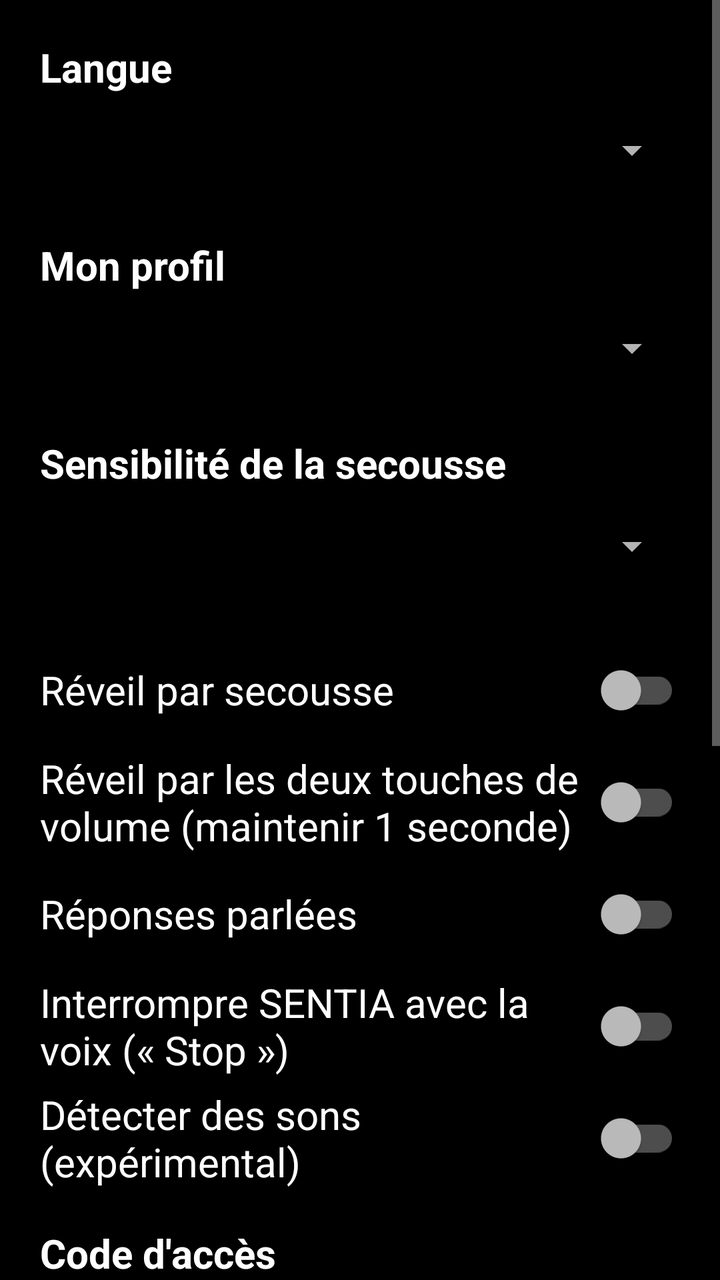
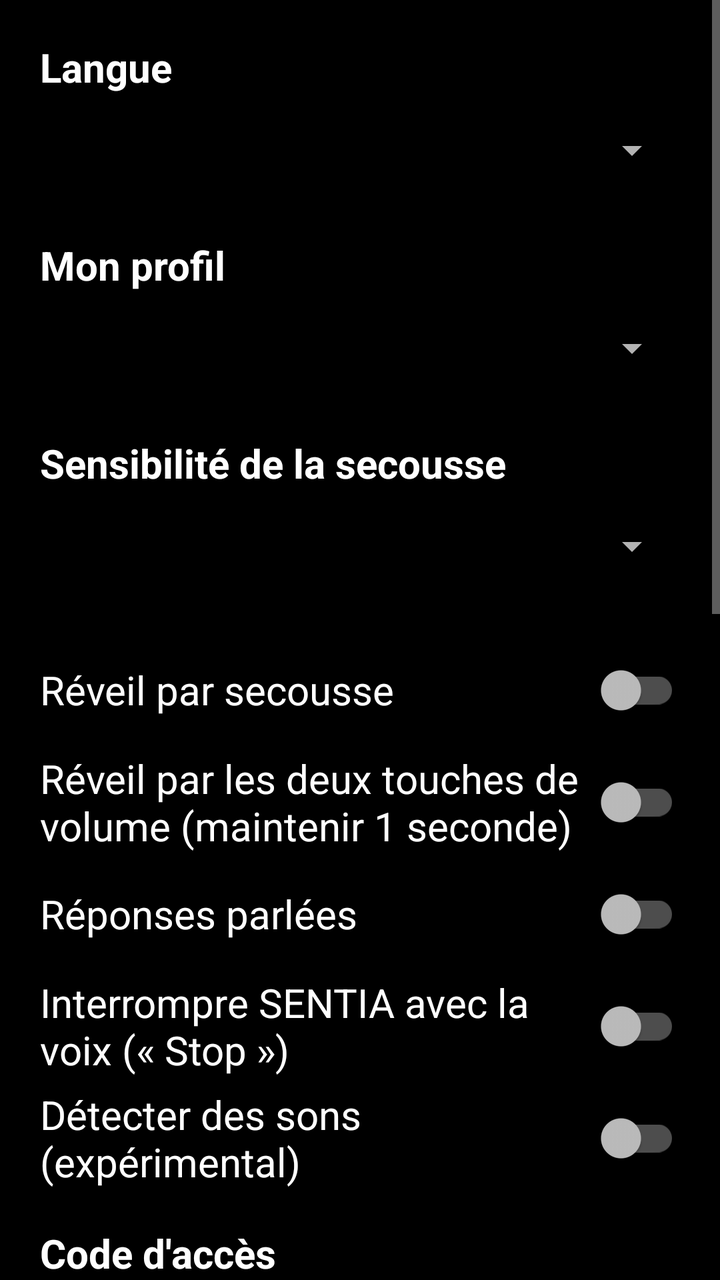

Compare the two renders of this Android layout. The source of the first and the diff that turns it into the second are given below.
<!-- AndroidManifest.xml: application theme Theme.Sentia -->
<!-- res/layout/activity_settings.xml -->
<?xml version="1.0" encoding="utf-8"?>
<ScrollView xmlns:android="http://schemas.android.com/apk/res/android"
    android:layout_width="match_parent" android:layout_height="match_parent"
    android:background="@color/black">
    <LinearLayout
        android:layout_width="match_parent" android:layout_height="wrap_content"
        android:orientation="vertical" android:padding="20dp">

        <TextView style="@style/Sentia.Text" android:text="@string/set_language" android:textStyle="bold"
            android:layout_width="wrap_content" android:layout_height="wrap_content" />
        <Spinner android:id="@+id/spLanguage" android:layout_width="match_parent" android:layout_height="56dp" />

        <TextView style="@style/Sentia.Text" android:text="@string/set_profile" android:textStyle="bold"
            android:layout_width="wrap_content" android:layout_height="wrap_content" android:layout_marginTop="16dp" />
        <Spinner android:id="@+id/spProfile" android:layout_width="match_parent" android:layout_height="56dp" />

        <TextView style="@style/Sentia.Text" android:text="@string/set_sensitivity" android:textStyle="bold"
            android:layout_width="wrap_content" android:layout_height="wrap_content" android:layout_marginTop="16dp" />
        <Spinner android:id="@+id/spSensitivity" android:layout_width="match_parent" android:layout_height="56dp" />

        <androidx.appcompat.widget.SwitchCompat android:id="@+id/swShake"
            android:layout_width="match_parent" android:layout_height="wrap_content" android:minHeight="56dp"
            android:layout_marginTop="16dp" android:text="@string/set_shake" android:textColor="@color/white" android:textSize="20sp" />
        <androidx.appcompat.widget.SwitchCompat android:id="@+id/swVolume"
            android:layout_width="match_parent" android:layout_height="wrap_content" android:minHeight="56dp"
            android:text="@string/set_volume" android:textColor="@color/white" android:textSize="20sp" />
        <androidx.appcompat.widget.SwitchCompat android:id="@+id/swVoice"
            android:layout_width="match_parent" android:layout_height="wrap_content" android:minHeight="56dp"
            android:text="@string/set_voice_replies" android:textColor="@color/white" android:textSize="20sp" />
        <androidx.appcompat.widget.SwitchCompat android:id="@+id/swBarge"
            android:layout_width="match_parent" android:layout_height="wrap_content" android:minHeight="56dp"
            android:text="@string/set_barge" android:textColor="@color/white" android:textSize="20sp" />
        <androidx.appcompat.widget.SwitchCompat android:id="@+id/swSounds"
            android:layout_width="match_parent" android:layout_height="wrap_content" android:minHeight="56dp"
            android:text="@string/set_sounds" android:textColor="@color/white" android:textSize="20sp" />

        <TextView style="@style/Sentia.Text" android:text="@string/set_code" android:textStyle="bold"
            android:layout_width="wrap_content" android:layout_height="wrap_content" android:layout_marginTop="16dp" />
        <EditText android:id="@+id/etCode" android:layout_width="match_parent" android:layout_height="wrap_content"
            android:minHeight="56dp" android:inputType="textPassword" android:textColor="@color/white" android:textSize="20sp"
            android:importantForAutofill="no" />

        <Button android:id="@+id/btnBattery" style="@style/Sentia.BigButton"
            android:layout_width="match_parent" android:layout_height="wrap_content"
            android:layout_marginTop="16dp" android:text="@string/set_battery" android:textSize="18sp" />
        <Button android:id="@+id/btnA11y" style="@style/Sentia.BigButton"
            android:layout_width="match_parent" android:layout_height="wrap_content"
            android:layout_marginTop="12dp" android:text="@string/set_accessibility" android:textSize="18sp" />
        <Button android:id="@+id/btnTest" style="@style/Sentia.BigButton"
            android:layout_width="match_parent" android:layout_height="wrap_content"
            android:layout_marginTop="12dp" android:text="@string/set_test" android:textSize="18sp" />
        <TextView android:id="@+id/testStatus" style="@style/Sentia.Text"
            android:layout_width="match_parent" android:layout_height="wrap_content"
            android:accessibilityLiveRegion="polite" android:textColor="@color/yellow" />
        <Button android:id="@+id/btnSave" style="@style/Sentia.BigButton"
            android:layout_width="match_parent" android:layout_height="wrap_content"
            android:layout_marginTop="16dp" android:text="@string/set_save" />
    </LinearLayout>
</ScrollView>
<!-- resources referenced by this layout -->
<resources>
  <color name="black">#000000</color>
  <color name="white">#FFFFFF</color>
  <color name="yellow">#FFD400</color>
  <string name="set_accessibility">Activer le service des touches de volume</string>
  <string name="set_barge">Interrompre SENTIA avec la voix (« Stop »)</string>
  <string name="set_battery">Autoriser SENTIA à rester actif en arrière-plan</string>
  <string name="set_code">Code d\'accès</string>
  <string name="set_language">Langue</string>
  <string name="set_profile">Mon profil</string>
  <string name="set_save">Enregistrer</string>
  <string name="set_sensitivity">Sensibilité de la secousse</string>
  <string name="set_shake">Réveil par secousse</string>
  <string name="set_sounds">Détecter des sons (expérimental)</string>
  <string name="set_test">Tester la secousse</string>
  <string name="set_voice_replies">Réponses parlées</string>
  <string name="set_volume">Réveil par les deux touches de volume (maintenir 1 seconde)</string>
  <style name="Sentia.BigButton" parent="Widget.AppCompat.Button">
          <item name="android:background">@drawable/btn_bg</item>
          <item name="android:textColor">@color/black</item>
          <item name="android:textSize">22sp</item>
          <item name="android:textStyle">bold</item>
          <item name="android:minHeight">72dp</item>
          <item name="android:padding">16dp</item>
          <item name="android:textAllCaps">false</item>
      </style>
  <style name="Sentia.Text" parent="">
          <item name="android:textColor">@color/white</item>
          <item name="android:textSize">20sp</item>
      </style>
  <style name="Theme.Sentia" parent="Theme.AppCompat.NoActionBar">
          <item name="android:windowBackground">@color/black</item>
          <item name="android:textColor">@color/white</item>
          <item name="android:textColorPrimary">@color/white</item>
          <item name="colorAccent">@color/yellow</item>
          <item name="colorPrimary">@color/black</item>
          <item name="android:statusBarColor">@color/black</item>
          <item name="android:navigationBarColor">@color/black</item>
      </style>
  <!-- drawable btn_bg (drawable) -->
  <?xml version="1.0" encoding="utf-8"?>
  <shape xmlns:android="http://schemas.android.com/apk/res/android" android:shape="rectangle">
      <solid android:color="@color/yellow" />
      <corners android:radius="20dp" />
      <stroke android:width="3dp" android:color="@color/white" />
  </shape>
</resources>

<!-- the commit's change to res/layout/activity_settings.xml (unified diff, before → after) -->
@@ -40,9 +40,18 @@
             android:minHeight="56dp" android:inputType="textPassword" android:textColor="@color/white" android:textSize="20sp"
             android:importantForAutofill="no" />
 
+        <TextView android:id="@+id/diagStatus" style="@style/Sentia.Text"
+            android:layout_width="match_parent" android:layout_height="wrap_content"
+            android:layout_marginTop="16dp" android:textSize="15sp" />
         <Button android:id="@+id/btnBattery" style="@style/Sentia.BigButton"
             android:layout_width="match_parent" android:layout_height="wrap_content"
             android:layout_marginTop="16dp" android:text="@string/set_battery" android:textSize="18sp" />
+        <Button android:id="@+id/btnOverlay" style="@style/Sentia.BigButton"
+            android:layout_width="match_parent" android:layout_height="wrap_content"
+            android:layout_marginTop="12dp" android:text="@string/set_overlay" android:textSize="18sp" />
+        <Button android:id="@+id/btnAppPerms" style="@style/Sentia.BigButton"
+            android:layout_width="match_parent" android:layout_height="wrap_content"
+            android:layout_marginTop="12dp" android:text="@string/set_app_perms" android:textSize="18sp" />
         <Button android:id="@+id/btnA11y" style="@style/Sentia.BigButton"
             android:layout_width="match_parent" android:layout_height="wrap_content"
             android:layout_marginTop="12dp" android:text="@string/set_accessibility" android:textSize="18sp" />
<!-- resource entries referenced after the edit -->
@@ -4,10 +4,12 @@
   <color name="white">#FFFFFF</color>
   <color name="yellow">#FFD400</color>
   <string name="set_accessibility">Activer le service des touches de volume</string>
+  <string name="set_app_perms">Autorisations de SENTIA (HyperOS : fenêtres en arrière-plan)</string>
   <string name="set_barge">Interrompre SENTIA avec la voix (« Stop »)</string>
   <string name="set_battery">Autoriser SENTIA à rester actif en arrière-plan</string>
   <string name="set_code">Code d\'accès</string>
   <string name="set_language">Langue</string>
+  <string name="set_overlay">Autoriser l\'affichage par-dessus les autres applications</string>
   <string name="set_profile">Mon profil</string>
   <string name="set_save">Enregistrer</string>
   <string name="set_sensitivity">Sensibilité de la secousse</string>
